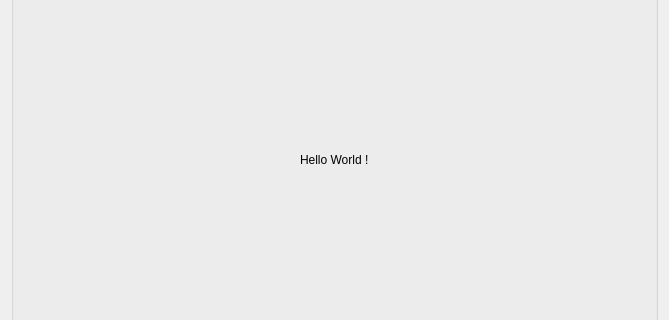
alex1701c/JetBrainsRunner, file src/config/jetbrainsrunner_config.ui: the form before one commit; both pictures show x 0 to 669 and y 138 to 458 of the 669 by 580 pixel window.
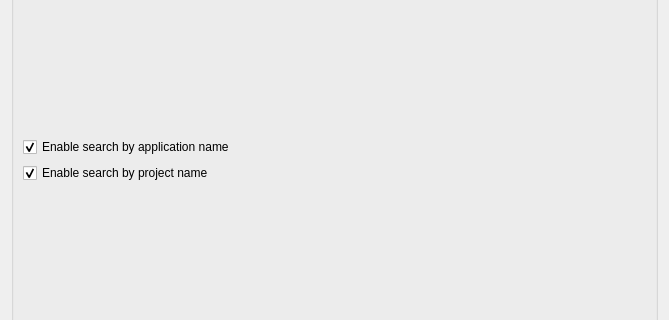
The form after the commit.

Commit message: Check if project exist, add config, cleanup

What changed in the file:
```diff
--- a/src/config/jetbrainsrunner_config.ui
+++ b/src/config/jetbrainsrunner_config.ui
@@ -36,12 +36,29 @@
       <string>JetbrainsRunner Config</string>
      </property>
      <layout class="QVBoxLayout" name="verticalLayout_4">
-      <item alignment="Qt::AlignHCenter|Qt::AlignVCenter">
-       <widget class="QLabel" name="label">
+      <item>
+       <layout class="QVBoxLayout" name="verticalLayout_2">
+        <item>
+         <widget class="QCheckBox" name="appNameSearch">
         <property name="text">
-         <string>Hello World !</string>
-        </property>
-       </widget>
+           <string>Enable search by application name</string>
+          </property>
+          <property name="checked">
+           <bool>true</bool>
+          </property>
+         </widget>
+        </item>
+        <item>
+         <widget class="QCheckBox" name="projectNameSearch">
+          <property name="text">
+           <string>Enable search by project name</string>
+          </property>
+          <property name="checked">
+           <bool>true</bool>
+          </property>
+         </widget>
+        </item>
+       </layout>
       </item>
      </layout>
     </widget>
```
Lines whose indentation alone changed are shown as unchanged. The commit also changes 6 other files.
